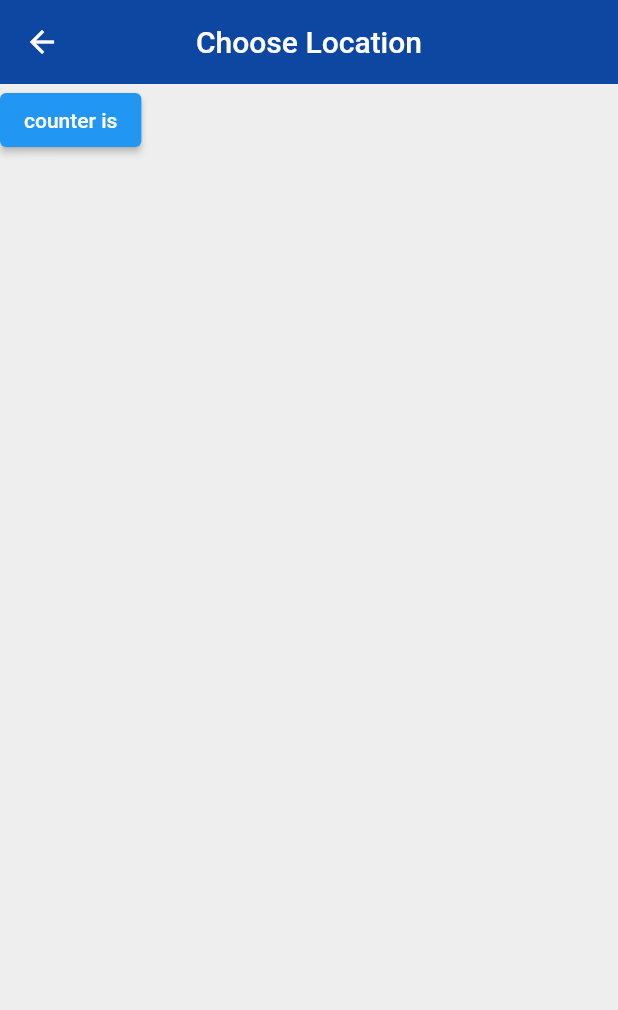
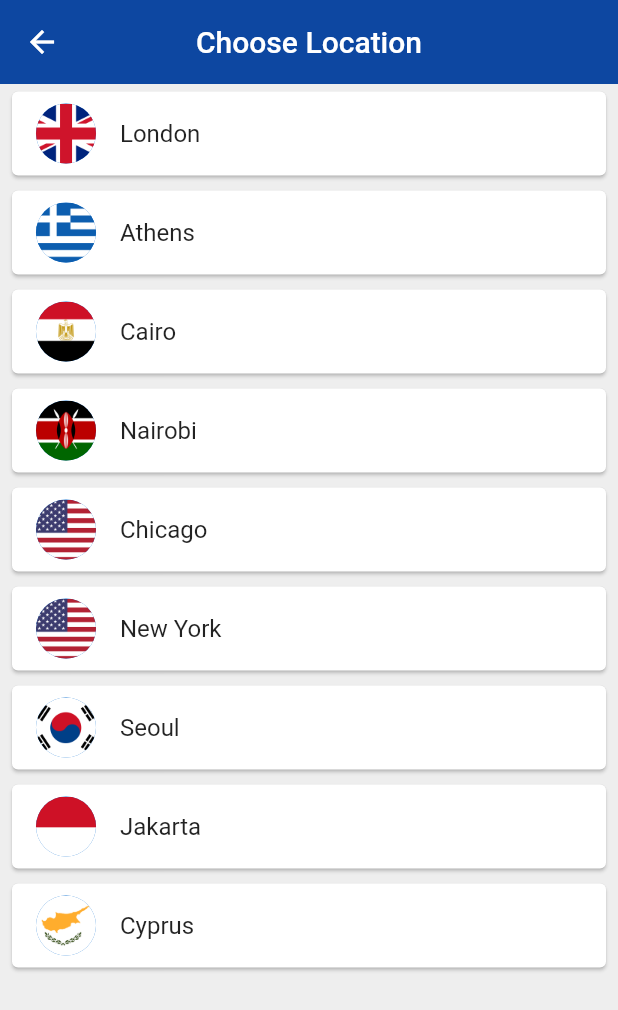
Before and after one commit to Gregory95/world_time_app, a Flutter app: the ChooseLocation screen opened by its route, on a phone screen of 412 x 824 dp. Shown: the top 1010 px of the screen. Run offline on Flutter 3.47's test engine with Material 2 defaults, Android fonts, the phone set to English and light mode, and no system bars; our stand-ins replace flutter_spinkit; network calls fail; statements that could not run were skipped.

Commit message:
Finish app

```diff
--- a/lib/main.dart
+++ b/lib/main.dart
@@ -3,7 +3,7 @@ import 'package:world_time_app/pages/choose_location.dart';
 import 'package:world_time_app/pages/home.dart ';
 import 'package:world_time_app/pages/loading.dart';
 
-void main() => runApp(MaterialApp(initialRoute: '/home', routes: {
+void main() => runApp(MaterialApp(initialRoute: '/', routes: {
       '/': (context) => Loading(),
       '/home': (context) => Home(),
       '/location': (context) => ChooseLocation()
--- a/lib/pages/choose_location.dart
+++ b/lib/pages/choose_location.dart
@@ -1,4 +1,5 @@
 import 'package:flutter/material.dart';
+import 'package:world_time_app/services/world_time.dart';
 
 class ChooseLocation extends StatefulWidget {
   const ChooseLocation({Key? key}) : super(key: key);
@@ -8,9 +9,68 @@ class ChooseLocation extends StatefulWidget {
 }
 
 class _ChooseLocationState extends State<ChooseLocation> {
+  List<WorldTime> locations = [
+    WorldTime(
+        endpoint: 'Europe/London',
+        location: 'London',
+        flag: 'uk.png',
+        isDayTime: false),
+    WorldTime(
+        endpoint: 'Europe/Athens',
+        location: 'Athens',
+        flag: 'greece.png',
+        isDayTime: false),
+    WorldTime(
+        endpoint: 'Africa/Cairo',
+        location: 'Cairo',
+        flag: 'egypt.png',
+        isDayTime: false),
+    WorldTime(
+        endpoint: 'Africa/Nairobi',
+        location: 'Nairobi',
+        flag: 'kenya.png',
+        isDayTime: false),
+    WorldTime(
+        endpoint: 'America/Chicago',
+        location: 'Chicago',
+        flag: 'usa.png',
+        isDayTime: false),
+    WorldTime(
+        endpoint: 'America/New_York',
+        location: 'New York',
+        flag: 'usa.png',
+        isDayTime: false),
+    WorldTime(
+        endpoint: 'Asia/Seoul',
+        location: 'Seoul',
+        flag: 'south_korea.png',
+        isDayTime: false),
+    WorldTime(
+        endpoint: 'Asia/Jakarta',
+        location: 'Jakarta',
+        flag: 'indonesia.png',
+        isDayTime: false),
+    WorldTime(
+        endpoint: 'Asia/Cyprus',
+        location: 'Cyprus',
+        flag: 'cyprus.png',
+        isDayTime: false),
+  ];
+
+  void updateTime(index) async {
+    WorldTime instance = locations[index];
+    await instance.getTime();
+    // navigate to home screen
+    Navigator.pop(context, {
+      'location': instance.location,
+      'flag': instance.flag,
+      'time': instance.time,
+      'isDaytime': instance.isDayTime
+    });
+  }
+
   @override
   Widget build(BuildContext context) {
-    print('build function ran');
     return Scaffold(
       backgroundColor: Colors.grey[200],
       appBar: AppBar(
@@ -19,10 +79,26 @@ class _ChooseLocationState extends State<ChooseLocation> {
         centerTitle: true,
         elevation: 0,
       ),
-        body: ElevatedButton(
-            onPressed: () {
-              setState(() {});
+      body: ListView.builder(
+        itemCount: locations.length,
+        itemBuilder: (context, index) {
+          return Padding(
+            padding: const EdgeInsets.symmetric(vertical: 1.0, horizontal: 4.0),
+            child: Card(
+              child: ListTile(
+                onTap: () {
+                  updateTime(index);
                 },
-            child: Text('counter is')));
+                title: Text(locations[index].location),
+                leading: CircleAvatar(
+                  backgroundImage:
+                      AssetImage('assets/${locations[index].flag}'),
+                ),
+              ),
+            ),
+          );
+        },
+      ),
+    );
   }
 }
--- /dev/null
+++ b/lib/services/world_time.dart
@@ -0,0 +1,40 @@
+import 'package:http/http.dart';
+import 'dart:convert';
+import 'package:intl/intl.dart';
+
+class WorldTime {
+  String location; // location name for the UI
+  // ignore: prefer_typing_uninitialized_variables
+  var time; // the time in that location
+  String flag; // url to an asset flag icon
+  String endpoint; // location url for api endpoint
+  bool isDayTime = false; // true or false if daytime or not
+
+  WorldTime(
+      {required this.location,
+      required this.flag,
+      required this.endpoint,
+      required this.isDayTime});
+
+  Future<void> getTime() async {
+    try {
+      var fullUrl = Uri.parse('http://worldtimeapi.org/api/timezone/$endpoint');
+      Response response = await get(fullUrl);
+      Map data = jsonDecode(response.body);
+
+      //get properties from data
+      String dateTime = data['datetime'];
+      String offset = data['utc_offset'].substring(1, 3);
+
+      //create a DateTime object
+      DateTime now = DateTime.parse(dateTime);
+      now = now.add(Duration(hours: int.parse(offset)));
+      // set the time property
+      isDayTime = now.hour > 6 && now.hour < 20 ? true : false;
+      time = DateFormat.jm().format(now);
+    } catch (e) {
+      print('caught error: $e');
+      time = 'could not get time data';
+    }
+  }
+}
```
Also changed, not shown: lib/pages/home.dart (+59 -7 lines), lib/pages/loading.dart (+20 -17 lines), pubspec.yaml (+4 -3 lines), assets/cyprus.png (added), assets/day.png (added), assets/egypt.png (added), assets/germany.png (added), assets/greece.png (added), assets/indonesia.png (added), assets/kenya.png (added), assets/night.png (added), assets/south_korea.png (added), assets/uk.png (added), assets/usa.png (added), 1 more files, 1 other file. Lines whose indentation alone changed are shown as unchanged.
